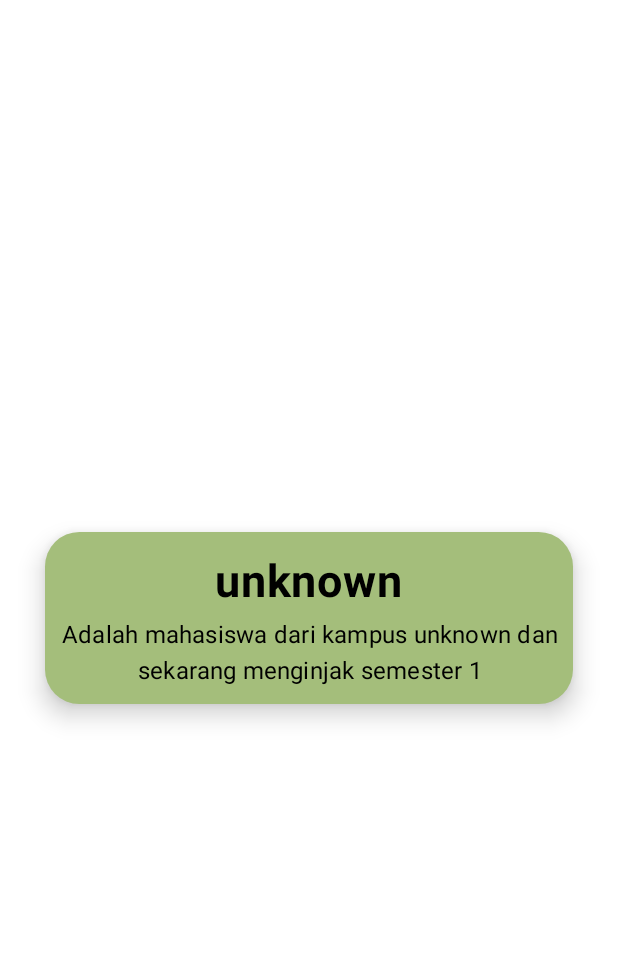
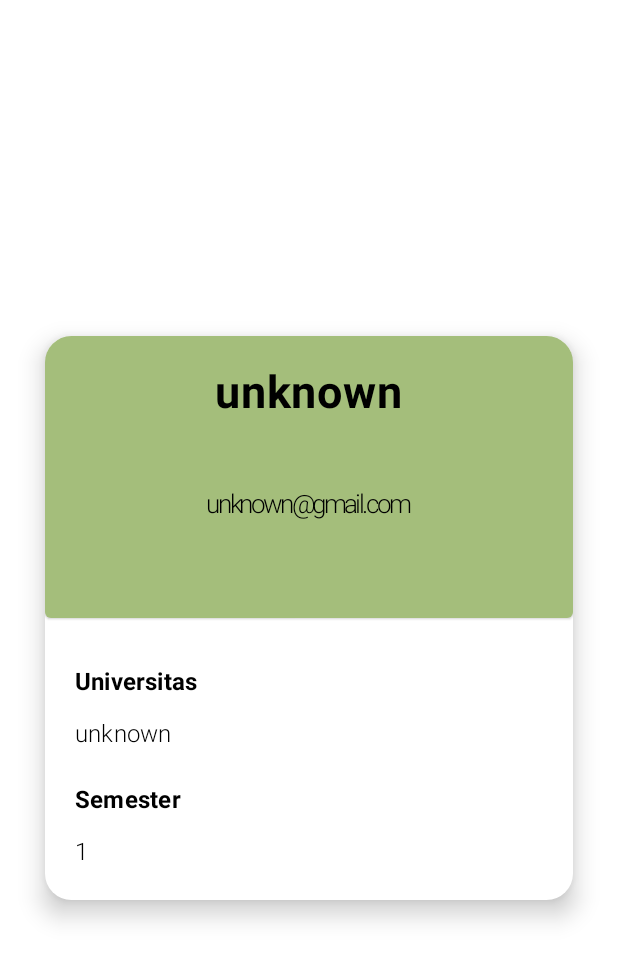
Before and after one commit to azkifairuz/Bercerita, an Android app built with Jetpack Compose: the @Preview function ProfileView, on a phone screen of 412 x 824 dp. Shown: the top 961 px of the screen. Run offline under Robolectric (Android 15) with nearby library versions, the phone set to English and light mode, and no system bars.

Commit message:
feat : profil screen

```diff
--- a/app/src/main/java/com/javfairuz/bercerita/completeprofile/screen.kt
+++ b/app/src/main/java/com/javfairuz/bercerita/completeprofile/screen.kt
@@ -56,14 +56,14 @@ fun CompleteProfileScreen(
     ) {
 
         Text(
-            text = "Complete Profile",
+            text = "Biodata",
             style = MaterialTheme.typography.h1,
             fontSize = 40.sp,
             fontWeight = FontWeight.Bold
         )
         Spacer(modifier = Modifier.padding(10.dp))
         Text(text = "Kami Memerlukan data ini untuk  survey kami", textAlign = TextAlign.Center)
-        Text(text = "ps : universitas tidak wajib")
+        Spacer(modifier = Modifier.padding(10.dp))
         OutlinedTextField(
             value = university,
             onValueChange = { university = it },
--- a/app/src/main/java/com/javfairuz/bercerita/home/ProfilScreen.kt
+++ b/app/src/main/java/com/javfairuz/bercerita/home/ProfilScreen.kt
@@ -9,6 +9,7 @@ import androidx.compose.material.Colors
 import androidx.compose.material.MaterialTheme
 import androidx.compose.material.Text
 import androidx.compose.runtime.*
+import androidx.compose.ui.Alignment
 import androidx.compose.ui.Modifier
 import androidx.compose.ui.draw.clip
 import androidx.compose.ui.graphics.Color
@@ -17,6 +18,7 @@ import androidx.compose.ui.graphics.Color.Companion.White
 import androidx.compose.ui.layout.ContentScale
 import androidx.compose.ui.res.painterResource
 import androidx.compose.ui.semantics.Role.Companion.Image
+import androidx.compose.ui.text.font.FontFamily
 import androidx.compose.ui.text.font.FontWeight
 import androidx.compose.ui.text.style.TextAlign
 import androidx.compose.ui.tooling.preview.Preview
@@ -28,11 +30,16 @@ import com.javfairuz.bercerita.R
 @Composable
 fun ProfileScreen(
     name: String = "unknown",
+    email: String = "unknown@gmail.com",
     universitas: String = "unknown",
     semester: String = "1"
 ) {
     var nama by remember {
         mutableStateOf(name)
+    }
+
+    var email by remember {
+        mutableStateOf(email)
     }
     var university by remember {
         mutableStateOf(universitas)
@@ -47,27 +54,63 @@ fun ProfileScreen(
     ) {
         Card(
             modifier = Modifier.padding(10.dp),
-            backgroundColor = Color(0xFFA4BE7B),
             elevation = 10.dp,
-            shape = RoundedCornerShape(20)
+            shape = RoundedCornerShape(5)
         ) {
-            Column(modifier = Modifier.padding(10.dp)) {
-                Row(
-                    modifier = Modifier
-                        .padding(5.dp)
-                        .fillMaxWidth(), horizontalArrangement = Arrangement.Center
+            Column() {
+                Column(
+                    modifier = Modifier.fillMaxWidth(),
+                    horizontalAlignment = Alignment.CenterHorizontally
+                ) {
+                    Card(
+                        modifier = Modifier.fillMaxWidth(),
+                        backgroundColor =  Color(0xFFA4BE7B)
+                    ) {
+                      Column(modifier = Modifier.padding(20.dp).fillMaxWidth(), horizontalAlignment = Alignment.CenterHorizontally) {
+                          Text(
+                              text = nama,
+                              style = MaterialTheme.typography.body1,
+                              fontSize = 30.sp,
+                              fontWeight = FontWeight.Bold
+                          )
+                          Text(
+                              text = email,
+                              style = MaterialTheme.typography.h1,
+                              fontSize = 17.sp
+                          )
+                      }
+                    }
+
+                }
+                Spacer(modifier = Modifier.padding(5.dp))
+                Column(
+                    modifier = Modifier.fillMaxWidth().padding(20.dp)
                 ) {
                     Text(
-                        text = nama,
-                        style = MaterialTheme.typography.body1,
-                        fontSize = 30.sp,
-                        fontWeight = FontWeight.Bold
+                        text = "Universitas",
+                        fontWeight = FontWeight.Bold,
+                        style = MaterialTheme.typography.subtitle1
                     )
-                }
-                Row() {
+                    Spacer(modifier = Modifier.padding(5.dp))
+
                     Text(
-                        text = "Adalah mahasiswa dari kampus $university dan sekarang menginjak semester $tingkat",
-                        textAlign = TextAlign.Center,
+                        text = university,
+                        fontWeight = FontWeight.Light,
+                        style = MaterialTheme.typography.subtitle1
+                    )
+
+                    Spacer(modifier = Modifier.padding(10.dp))
+
+                    Text(
+                        text = "Semester",
+                        fontWeight = FontWeight.Bold,
+                        style = MaterialTheme.typography.subtitle1
+                    )
+                    Spacer(modifier = Modifier.padding(5.dp))
+
+                    Text(
+                        text = tingkat,
+                        fontWeight = FontWeight.Light,
                         style = MaterialTheme.typography.subtitle1
                     )
                 }
--- a/app/src/main/java/com/javfairuz/bercerita/route/HomeRoute.kt
+++ b/app/src/main/java/com/javfairuz/bercerita/route/HomeRoute.kt
@@ -23,7 +23,7 @@ fun HomeNavGraph(navController: NavHostController,
         startDestination = BottomNavItem.Home.screenRoute
     ) {
         composable(route = BottomNavItem.Profile.screenRoute) {
-            ProfileScreen()
+            ProfileScreen(name = viewModel.username.orEmpty(),viewModel.email.orEmpty())
         }
         composable(route = BottomNavItem.Home.screenRoute) {
             Home(navController)
```
Also changed, not shown: app/src/main/java/com/javfairuz/bercerita/MainActivity.kt (+7 -0 lines), app/src/main/java/com/javfairuz/bercerita/home/profileData.kt (added, +19 -0 lines), app/src/main/java/com/javfairuz/bercerita/repository/Repo.kt (added, +24 -0 lines), app/src/main/java/com/javfairuz/bercerita/viewmodel/ViewModel.kt (+11 -23 lines).
